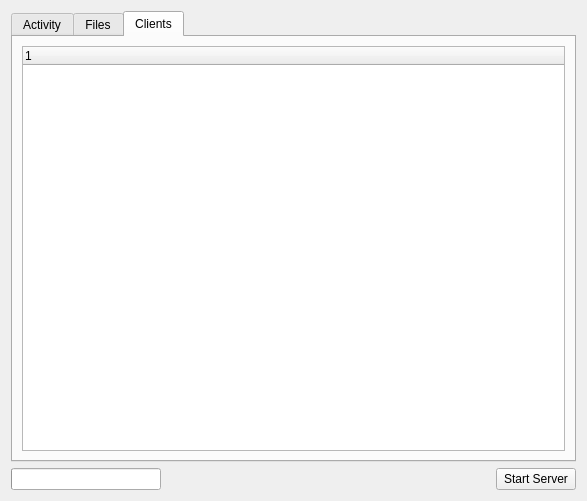
Qt form Tools/EditorPluginFileserve/FileserveUI/FileserveWidget.ui (ezEngine/ezEngine) before a commit.
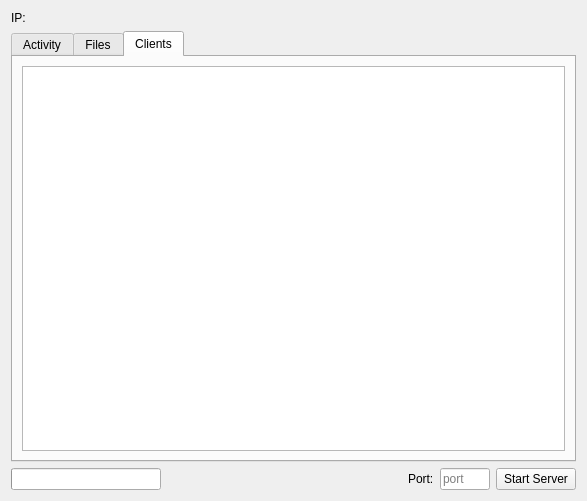
The same form after that commit. The open tabs and pages were chosen to show the change.

Patch:
```diff
--- a/Tools/EditorPluginFileserve/FileserveUI/FileserveWidget.ui
+++ b/Tools/EditorPluginFileserve/FileserveUI/FileserveWidget.ui
@@ -14,6 +14,13 @@
    <string>Fileserve</string>
   </property>
   <layout class="QVBoxLayout" name="verticalLayout">
+   <item>
+    <widget class="QLabel" name="IpLabel">
+     <property name="text">
+      <string>IP:</string>
+     </property>
+    </widget>
+   </item>
    <item>
     <widget class="QTabWidget" name="TabWidget">
      <property name="currentIndex">
@@ -135,11 +142,25 @@
       <layout class="QHBoxLayout" name="horizontalLayout_4">
        <item>
         <widget class="QTreeWidget" name="ClientsList">
+         <property name="uniformRowHeights">
+          <bool>true</bool>
+         </property>
+         <property name="columnCount">
+          <number>2</number>
+         </property>
+         <attribute name="headerVisible">
+          <bool>false</bool>
+         </attribute>
          <column>
           <property name="text">
            <string notr="true">1</string>
           </property>
          </column>
+         <column>
+          <property name="text">
+           <string notr="true">2</string>
+          </property>
+         </column>
         </widget>
        </item>
       </layout>
@@ -177,6 +198,26 @@
        </property>
       </widget>
      </item>
+     <item>
+      <widget class="QLabel" name="label">
+       <property name="text">
+        <string>Port:</string>
+       </property>
+      </widget>
+     </item>
+     <item>
+      <widget class="QLineEdit" name="PortLineEdit">
+       <property name="maximumSize">
+        <size>
+         <width>50</width>
+         <height>16777215</height>
+        </size>
+       </property>
+       <property name="placeholderText">
+        <string>port</string>
+       </property>
+      </widget>
+     </item>
      <item>
       <widget class="QPushButton" name="StartServerButton">
        <property name="text">
```
Left out of the diff: 2 changed lines with no effect on the pictures.
